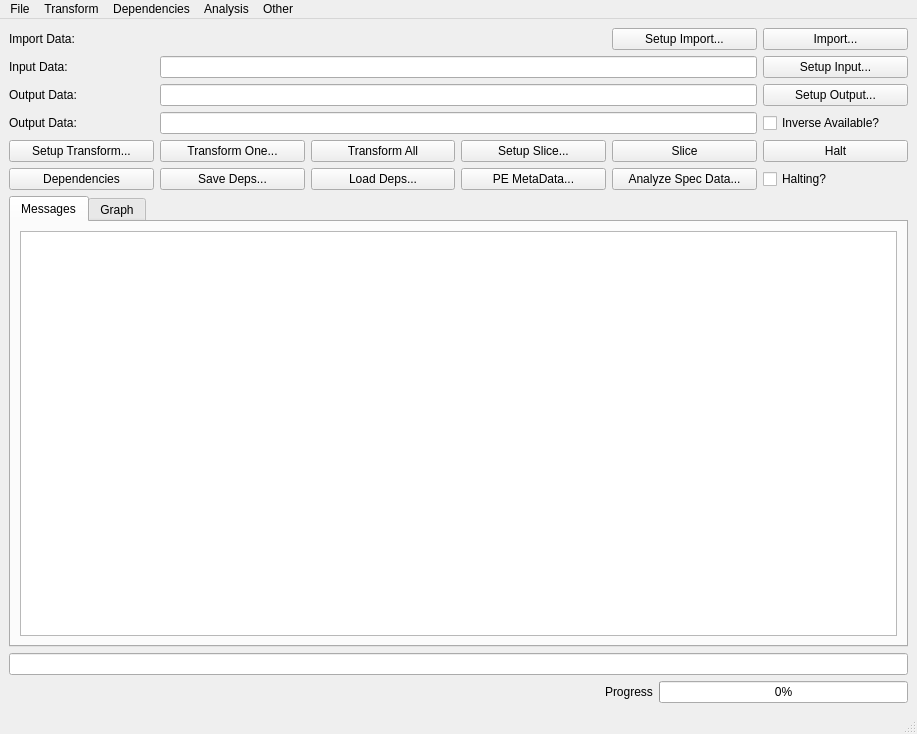
The window that cctwqt/cctwqtmainwindow.ui (guyjennings/cctw) describes before a commit, drawn with Qt 5.
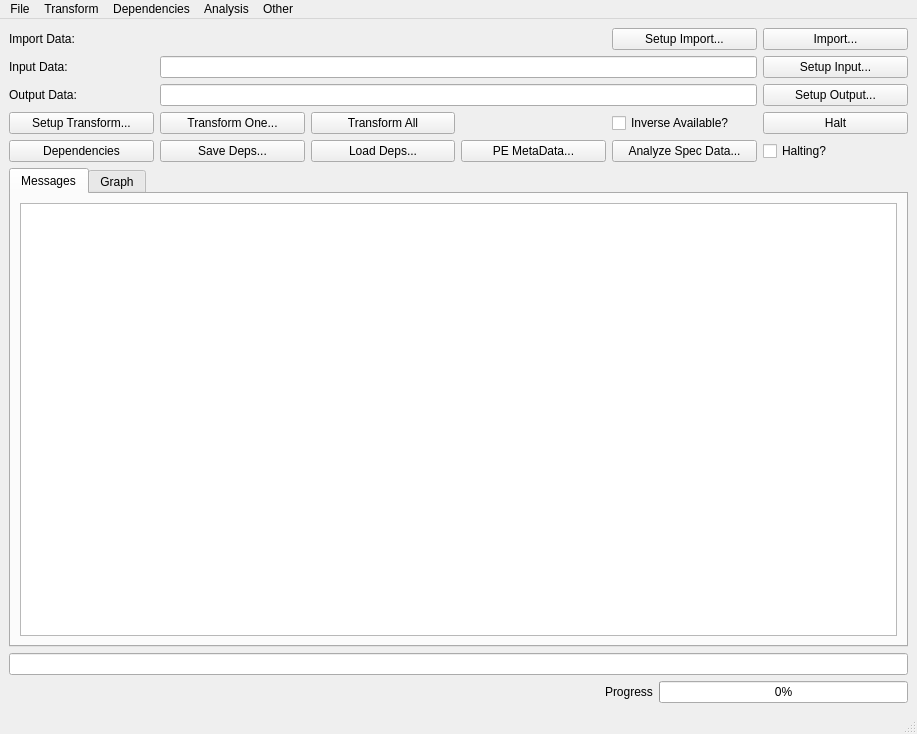
The same window after the commit. Custom widgets are drawn as their Qt base class.

Commit message: Removed all *slice* references

What changed in the file:
```diff
--- a/cctwqt/cctwqtmainwindow.ui
+++ b/cctwqt/cctwqtmainwindow.ui
@@ -24,30 +24,9 @@
         </property>
        </widget>
       </item>
-      <item row="4" column="1">
-       <widget class="QPushButton" name="m_TransformOneButton">
-        <property name="text">
-         <string>Transform One...</string>
-        </property>
-       </widget>
-      </item>
       <item row="1" column="1" colspan="4">
        <widget class="QLineEdit" name="m_InputData"/>
       </item>
-      <item row="4" column="5">
-       <widget class="QPushButton" name="m_HaltButton">
-        <property name="text">
-         <string>Halt</string>
-        </property>
-       </widget>
-      </item>
-      <item row="4" column="4">
-       <widget class="QPushButton" name="m_TransformSliceButton">
-        <property name="text">
-         <string>Slice</string>
-        </property>
-       </widget>
-      </item>
       <item row="1" column="5">
        <widget class="QPushButton" name="m_SetupInputButton">
         <property name="text">
@@ -55,62 +34,6 @@
         </property>
        </widget>
       </item>
-      <item row="5" column="3">
-       <widget class="QPushButton" name="m_PEMetaDataButton">
-        <property name="text">
-         <string>PE MetaData...</string>
-        </property>
-       </widget>
-      </item>
-      <item row="5" column="0">
-       <widget class="QPushButton" name="m_DependenciesButton">
-        <property name="text">
-         <string>Dependencies</string>
-        </property>
-       </widget>
-      </item>
-      <item row="5" column="2">
-       <widget class="QPushButton" name="m_LoadDepsButton">
-        <property name="text">
-         <string>Load Deps...</string>
-        </property>
-       </widget>
-      </item>
-      <item row="5" column="1">
-       <widget class="QPushButton" name="m_SaveDepsButton">
-        <property name="text">
-         <string>Save Deps...</string>
-        </property>
-       </widget>
-      </item>
-      <item row="4" column="2">
-       <widget class="QPushButton" name="m_TransformAllButton">
-        <property name="text">
-         <string>Transform All</string>
-        </property>
-       </widget>
-      </item>
-      <item row="5" column="4">
-       <widget class="QPushButton" name="m_AnalyzeSpecDataButton">
-        <property name="text">
-         <string>Analyze Spec Data...</string>
-        </property>
-       </widget>
-      </item>
-      <item row="4" column="0">
-       <widget class="QPushButton" name="m_SetupTransformButton">
-        <property name="text">
-         <string>Setup Transform...</string>
-        </property>
-       </widget>
-      </item>
-      <item row="5" column="5">
-       <widget class="QCheckBox" name="m_Halting">
-        <property name="text">
-         <string>Halting?</string>
-        </property>
-       </widget>
-      </item>
       <item row="2" column="0">
        <widget class="QLabel" name="label_2">
         <property name="text">
@@ -118,27 +41,6 @@
         </property>
        </widget>
       </item>
-      <item row="3" column="5">
-       <widget class="QCheckBox" name="m_InverseAvailable">
-        <property name="text">
-         <string>Inverse Available?</string>
-        </property>
-       </widget>
-      </item>
-      <item row="3" column="0">
-       <widget class="QLabel" name="label_3">
-        <property name="text">
-         <string>Output Data:</string>
-        </property>
-       </widget>
-      </item>
-      <item row="4" column="3">
-       <widget class="QPushButton" name="m_SetupSliceButton">
-        <property name="text">
-         <string>Setup Slice...</string>
-        </property>
-       </widget>
-      </item>
       <item row="2" column="1" colspan="4">
        <widget class="QLineEdit" name="m_OutputData"/>
       </item>
@@ -149,9 +51,6 @@
         </property>
        </widget>
       </item>
-      <item row="3" column="1" colspan="4">
-       <widget class="QLineEdit" name="m_OutputSliceData"/>
-      </item>
       <item row="0" column="0">
        <widget class="QLabel" name="label_4">
         <property name="text">
@@ -180,6 +79,83 @@
         </property>
        </widget>
       </item>
+      <item row="3" column="0">
+       <widget class="QPushButton" name="m_SetupTransformButton">
+        <property name="text">
+         <string>Setup Transform...</string>
+        </property>
+       </widget>
+      </item>
+      <item row="3" column="1">
+       <widget class="QPushButton" name="m_TransformOneButton">
+        <property name="text">
+         <string>Transform One...</string>
+        </property>
+       </widget>
+      </item>
+      <item row="3" column="2">
+       <widget class="QPushButton" name="m_TransformAllButton">
+        <property name="text">
+         <string>Transform All</string>
+        </property>
+       </widget>
+      </item>
+      <item row="3" column="4">
+       <widget class="QCheckBox" name="m_InverseAvailable">
+        <property name="text">
+         <string>Inverse Available?</string>
+        </property>
+       </widget>
+      </item>
+      <item row="3" column="5">
+       <widget class="QPushButton" name="m_HaltButton">
+        <property name="text">
+         <string>Halt</string>
+        </property>
+       </widget>
+      </item>
+      <item row="4" column="0">
+       <widget class="QPushButton" name="m_DependenciesButton">
+        <property name="text">
+         <string>Dependencies</string>
+        </property>
+       </widget>
+      </item>
+      <item row="4" column="1">
+       <widget class="QPushButton" name="m_SaveDepsButton">
+        <property name="text">
+         <string>Save Deps...</string>
+        </property>
+       </widget>
+      </item>
+      <item row="4" column="2">
+       <widget class="QPushButton" name="m_LoadDepsButton">
+        <property name="text">
+         <string>Load Deps...</string>
+        </property>
+       </widget>
+      </item>
+      <item row="4" column="3">
+       <widget class="QPushButton" name="m_PEMetaDataButton">
+        <property name="text">
+         <string>PE MetaData...</string>
+        </property>
+       </widget>
+      </item>
+      <item row="4" column="4">
+       <widget class="QPushButton" name="m_AnalyzeSpecDataButton">
+        <property name="text">
+         <string>Analyze Spec Data...</string>
+        </property>
+       </widget>
+      </item>
+      <item row="4" column="5">
+       <widget class="QCheckBox" name="m_Halting">
+        <property name="text">
+         <string>Halting?</string>
+        </property>
+       </widget>
+      </item>
      </layout>
     </item>
     <item>
```
Left out of the diff: 14 changed lines with no effect on the pictures. The commit also changes 11 other files.
